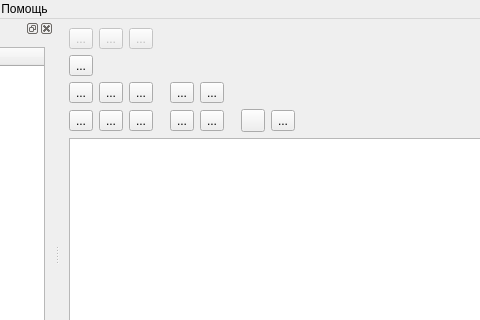
The window that certmanager/CertManager/mainwindow.ui (arcirk/ws_solution) describes before a commit, drawn with Qt 5; both pictures show x 220 to 700 and y 0 to 320 of the 1154 by 746 pixel window.
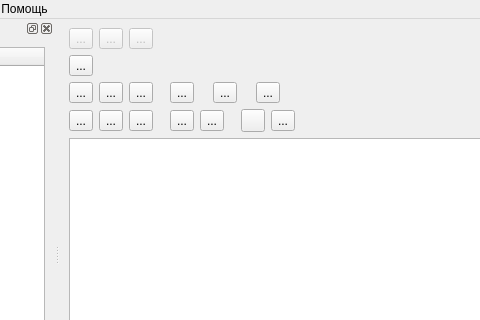
The same window after the commit. Icons and pictures are not drawn.

Patch:
```diff
--- a/certmanager/CertManager/mainwindow.ui
+++ b/certmanager/CertManager/mainwindow.ui
@@ -102,6 +102,46 @@
            </property>
           </widget>
          </item>
+         <item>
+          <widget class="QLabel" name="label_5">
+           <property name="minimumSize">
+            <size>
+             <width>5</width>
+             <height>0</height>
+            </size>
+           </property>
+           <property name="text">
+            <string/>
+           </property>
+          </widget>
+         </item>
+         <item>
+          <widget class="QToolButton" name="btnBindContainer">
+           <property name="toolTip">
+            <string>Привязать к контейнеру</string>
+           </property>
+           <property name="text">
+            <string>...</string>
+           </property>
+           <property name="icon">
+            <iconset resource="certmaster.qrc">
+             <normaloff>:/img/key.svg</normaloff>:/img/key.svg</iconset>
+           </property>
+          </widget>
+         </item>
+         <item>
+          <widget class="QLabel" name="label_6">
+           <property name="minimumSize">
+            <size>
+             <width>5</width>
+             <height>0</height>
+            </size>
+           </property>
+           <property name="text">
+            <string/>
+           </property>
+          </widget>
+         </item>
          <item>
           <widget class="QToolButton" name="btnDatabaseInfo">
            <property name="toolTip">
```
